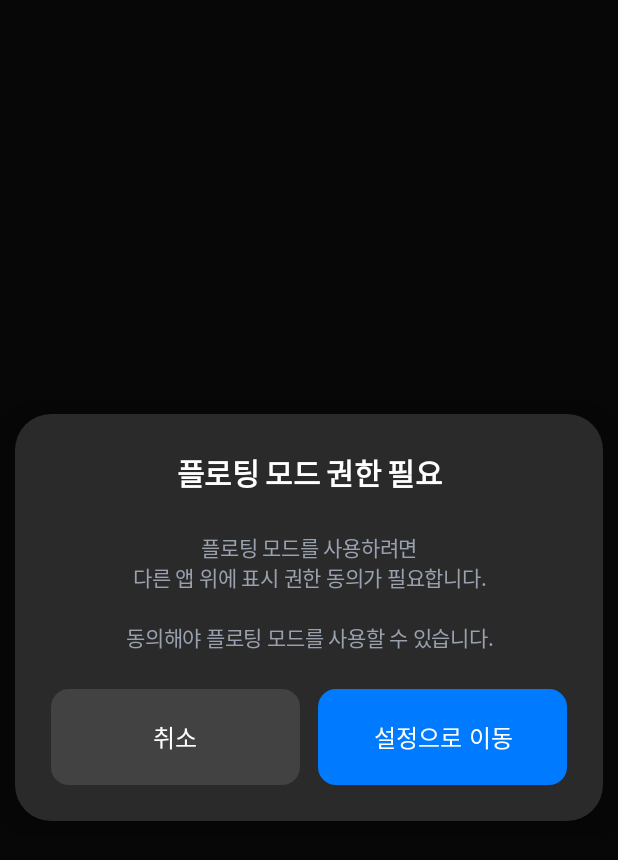
After one commit to Eye-on-P-project/Android, an Android app built with Jetpack Compose: the composable FloatingWindowPermissionHandler shown on its own in the app's theme, on a phone screen of 412 x 824 dp. The commit adds this screen. Shown: the top 860 px of the screen. Run offline under Robolectric (Android 15) with nearby library versions, the phone set to English and light mode, and no system bars; 6 statements that could not run were skipped.

Commit message:
feat: add floating window permission (pip)

```diff
--- a/app/src/main/java/ac/sbmax002/eye_on/MainActivity.kt
+++ b/app/src/main/java/ac/sbmax002/eye_on/MainActivity.kt
@@ -1,7 +1,6 @@
 package ac.sbmax002.eye_on
 
 import android.content.ComponentName
-import android.content.Context
 import android.content.Intent
 import android.content.ServiceConnection
 import android.os.Bundle
@@ -16,6 +15,7 @@ import androidx.compose.material3.Surface
 import androidx.compose.ui.Modifier
 import ac.sbmax002.eye_on.service.MonitoringService
 import ac.sbmax002.eye_on.ui.home.CameraPermissionHandler
+import ac.sbmax002.eye_on.ui.home.FloatingWindowPermissionHandler
 import ac.sbmax002.eye_on.ui.home.HomeViewModel
 import ac.sbmax002.eye_on.ui.theme.EyeOnTheme
 import ac.sbmax002.eye_on.navigation.EyeOnApp
@@ -63,6 +63,9 @@ class MainActivity : ComponentActivity() {
                         }
                     )
 
+                    // 플로팅 윈도우 권한 확인
+                    FloatingWindowPermissionHandler()
+
                     // 2. 화면 관리 로직은 EyeOnApp으로 위임 (여기가 핵심!)
                     EyeOnApp(homeViewModel = homeViewModel)
                 }
@@ -95,7 +98,7 @@ class MainActivity : ComponentActivity() {
 
     private fun bindMonitoringService() {
         val intent = Intent(this, MonitoringService::class.java)
-        bindService(intent, serviceConnection, Context.BIND_AUTO_CREATE)
+        bindService(intent, serviceConnection, BIND_AUTO_CREATE)
     }
 
     companion object {
--- a/app/src/main/java/ac/sbmax002/eye_on/service/MonitoringService.kt
+++ b/app/src/main/java/ac/sbmax002/eye_on/service/MonitoringService.kt
@@ -52,11 +52,13 @@ class MonitoringService : Service(), PipelineListener {
         super.onCreate()
         Log.d(TAG, "MonitoringService onCreate")
         createNotificationChannel()
-        startForeground(NOTIFICATION_ID, createNotification())
     }
 
     override fun onStartCommand(intent: Intent?, flags: Int, startId: Int): Int {
         Log.d(TAG, "MonitoringService onStartCommand")
+
+        // 서비스가 완전히 시작된 후에 startForeground 호출
+        startForeground(NOTIFICATION_ID, createNotification())
 
         when (intent?.action) {
             ACTION_START_MONITORING -> {
--- /dev/null
+++ b/app/src/main/java/ac/sbmax002/eye_on/ui/home/FloatingWindowPermissionHandler.kt
@@ -0,0 +1,192 @@
+package ac.sbmax002.eye_on.ui.home
+
+import androidx.compose.foundation.layout.*
+import androidx.compose.foundation.shape.RoundedCornerShape
+import androidx.compose.material3.*
+import androidx.compose.runtime.*
+import androidx.compose.ui.Alignment
+import androidx.compose.ui.Modifier
+import androidx.compose.ui.graphics.Color
+import androidx.compose.ui.platform.LocalContext
+import androidx.compose.ui.text.font.FontWeight
+import androidx.compose.ui.text.style.TextAlign
+import androidx.compose.ui.unit.dp
+import androidx.compose.ui.unit.sp
+import androidx.compose.ui.window.Dialog
+import androidx.compose.ui.window.DialogProperties
+import androidx.lifecycle.Lifecycle
+import androidx.lifecycle.LifecycleEventObserver
+import ac.sbmax002.eye_on.service.FloatingWindowPermissionHelper
+import androidx.lifecycle.compose.LocalLifecycleOwner
+
+/**
+ * 플로팅 윈도우 권한 확인 및 요청을 처리하는 컴포저블
+ */
+@Composable
+fun FloatingWindowPermissionHandler(
+    onPermissionGranted: () -> Unit = {},
+    onPermissionDenied: () -> Unit = {}
+) {
+    val context = LocalContext.current
+    val lifecycleOwner = LocalLifecycleOwner.current
+    var showDialog by remember { mutableStateOf(false) }
+    var hasPermission by remember { mutableStateOf(false) }
+    var dialogShownThisSession by remember { mutableStateOf(false) }
+
+    // 권한 체크 함수
+    fun checkPermission() {
+        val permission = FloatingWindowPermissionHelper.hasPermission(context)
+        hasPermission = permission
+
+        if (permission) {
+            // 권한이 있으면 콜백 호출
+            onPermissionGranted()
+            showDialog = false
+            dialogShownThisSession = false // 권한이 있으면 초기화
+        } else if (!dialogShownThisSession) {
+            // 권한이 없고, 이번 세션에서 아직 다이얼로그를 표시하지 않았으면 표시
+            showDialog = true
+            dialogShownThisSession = true
+        }
+    }
+
+    // 앱 실행 시 권한 확인
+    LaunchedEffect(Unit) {
+        checkPermission()
+    }
+
+    // Activity가 다시 포그라운드로 올라올 때 권한 재확인
+    DisposableEffect(lifecycleOwner) {
+        val observer = LifecycleEventObserver { _, event ->
+            if (event == Lifecycle.Event.ON_RESUME) {
+                // 설정 화면에서 돌아왔을 때 권한 재확인
+                // 권한이 변경되었으면 dialogShownThisSession을 초기화하여 다시 확인
+                val currentPermission = FloatingWindowPermissionHelper.hasPermission(context)
+                if (currentPermission != hasPermission) {
+                    dialogShownThisSession = false
+                }
+                checkPermission()
+            }
+        }
+        lifecycleOwner.lifecycle.addObserver(observer)
+
+        onDispose {
+            lifecycleOwner.lifecycle.removeObserver(observer)
+        }
+    }
+
+    // 권한 요청 다이얼로그
+    if (showDialog) {
+        OverlayPermissionDialog(
+            onConfirm = {
+                showDialog = false
+                // 설정 화면으로 이동
+                FloatingWindowPermissionHelper.requestPermission(context)
+            },
+            onDismiss = {
+                showDialog = false
+                onPermissionDenied()
+            }
+        )
+    }
+}
+
+/**
+ * 플로팅 윈도우 권한 요청 다이얼로그
+ */
+@Composable
+private fun OverlayPermissionDialog(
+    onConfirm: () -> Unit,
+    onDismiss: () -> Unit
+) {
+    Dialog(
+        onDismissRequest = onDismiss,
+        properties = DialogProperties(
+            dismissOnBackPress = true,
+            dismissOnClickOutside = false
+        )
+    ) {
+        Surface(
+            modifier = Modifier
+                .fillMaxWidth()
+                .padding(10.dp),
+            shape = RoundedCornerShape(24.dp),
+            color = Color(0xFF2A2A2A),
+            shadowElevation = 8.dp
+        ) {
+            Column(
+                modifier = Modifier
+                    .fillMaxWidth()
+                    .padding(24.dp),
+                horizontalAlignment = Alignment.CenterHorizontally,
+                verticalArrangement = Arrangement.spacedBy(24.dp)
+            ) {
+                // 제목
+                Text(
+                    text = "플로팅 모드 권한 필요",
+                    fontSize = 20.sp,
+                    fontWeight = FontWeight.Bold,
+                    color = Color.White,
+                    textAlign = TextAlign.Center,
+                    letterSpacing = (-0.45).sp
+                )
+
+                // 안내 메시지
+                Text(
+                    text = "플로팅 모드를 사용하려면\n다른 앱 위에 표시 권한 동의가 필요합니다.\n\n동의해야 플로팅 모드를 사용할 수 있습니다.",
+                    fontSize = 14.sp,
+                    fontWeight = FontWeight.Normal,
+                    color = Color(0xFF99A1AF),
+                    textAlign = TextAlign.Center,
+                    lineHeight = 20.sp,
+                    letterSpacing = (-0.15).sp
+                )
+
+                // 버튼들
+                Row(
+                    modifier = Modifier.fillMaxWidth(),
+                    horizontalArrangement = Arrangement.spacedBy(12.dp)
+                ) {
+                    // 취소 버튼
+                    Button(
+                        onClick = onDismiss,
+                        modifier = Modifier
+                            .weight(1f)
+                            .height(64.dp),
+                        colors = ButtonDefaults.buttonColors(
+                            containerColor = Color(0xFF424242)
+                        ),
+                        shape = RoundedCornerShape(12.dp)
+                    ) {
+                        Text(
+                            text = "취소",
+                            fontSize = 16.sp,
+                            fontWeight = FontWeight.Medium,
+                            color = Color.White
+                        )
+                    }
+
+                    // 확인 버튼
+                    Button(
+                        onClick = onConfirm,
+                        modifier = Modifier
+                            .weight(1f)
+                            .height(64.dp),
+                        colors = ButtonDefaults.buttonColors(
+                            containerColor = Color(0xFF007AFF)
+                        ),
+                        shape = RoundedCornerShape(12.dp)
+                    ) {
+                        Text(
+                            text = "설정으로 이동",
+                            fontSize = 16.sp,
+                            fontWeight = FontWeight.Medium,
+                            textAlign = TextAlign.Center,
+                            color = Color.White
+                        )
+                    }
+                }
+            }
+        }
+    }
+}
```
